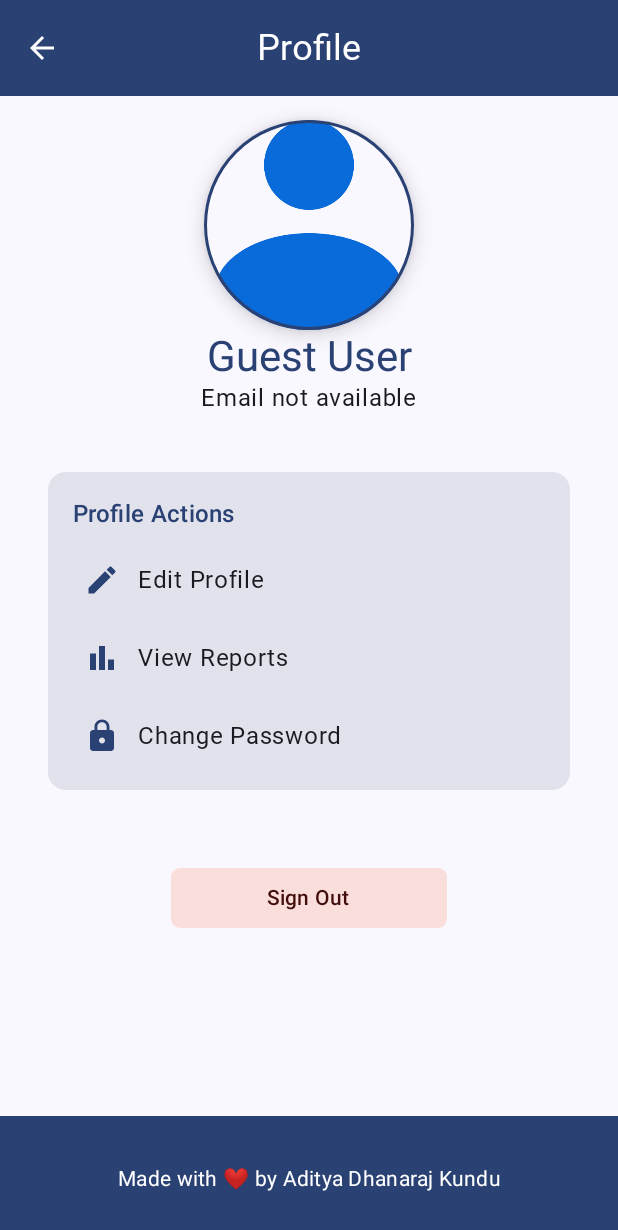
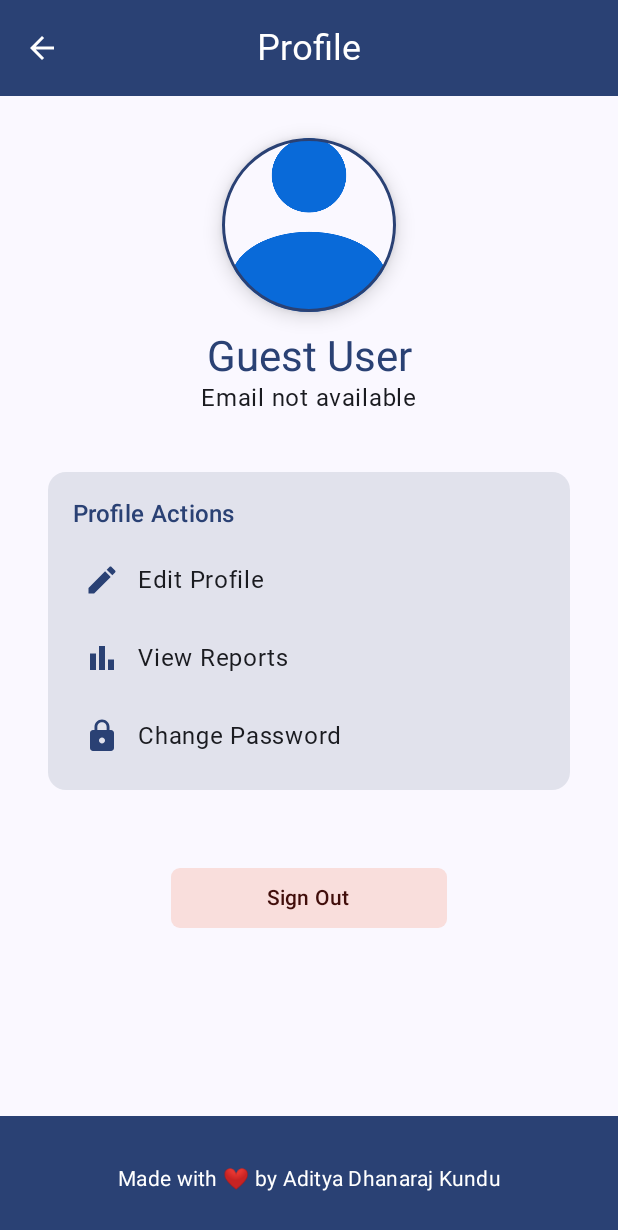
Before and after one commit to AdityaDhanarajKundu/AI-Mental-Health-Companion-Android-App, an Android app built with Jetpack Compose: the ProfileScreen screen opened through its navigation route, on a phone screen of 412 x 824 dp. Shown: the top 1230 px of the screen. Run offline under Robolectric (Android 15) with nearby library versions, the phone set to English and light mode, and no system bars; our stand-ins replace Firebase (no records; nobody signed in at launch, a user with empty details on screens opened directly), Room's generated code; pictures from the network do not load; Roboto replaces fonts that are not available here.

Commit message:
fixed the viewModel error for google signin and adjusted the spacing in profile screen

```diff
--- a/app/src/main/java/com/example/mentalhealthcompanion/MainActivity.kt
+++ b/app/src/main/java/com/example/mentalhealthcompanion/MainActivity.kt
@@ -86,7 +86,7 @@ class MainActivity : ComponentActivity() {
                 val isAuthenticated = remember { mutableStateOf(false) }
                 val navController = rememberNavController()
 
-                val viewModel = viewModel<AuthViewModel>()
+                val viewModel = authViewModel
                 val state by viewModel.state.collectAsStateWithLifecycle()
                 val launcher = rememberLauncherForActivityResult(
                     contract = ActivityResultContracts.StartIntentSenderForResult(),
@@ -97,6 +97,9 @@ class MainActivity : ComponentActivity() {
                                     intent = it.data ?: return@launch
                                 )
                                 viewModel.onSignInResult(signInResult)
+                                if (signInResult.data != null) {
+                                    viewModel.updateUserData(signInResult.data)
+                                }
                             }
                         }
                     }
--- a/app/src/main/java/com/example/mentalhealthcompanion/ui/screens/ProfileScreen.kt
+++ b/app/src/main/java/com/example/mentalhealthcompanion/ui/screens/ProfileScreen.kt
@@ -126,7 +126,7 @@ fun ProfileScreen(
                 shape = CircleShape,
                 shadowElevation = 8.dp,
                 border = BorderStroke(2.dp, MaterialTheme.colorScheme.primary),
-                modifier = Modifier.size(140.dp)
+                modifier = Modifier.size(140.dp).padding(12.dp)
             ) {
                 if(userData?.profilePictureUrl != null){
                     AsyncImage(
```
